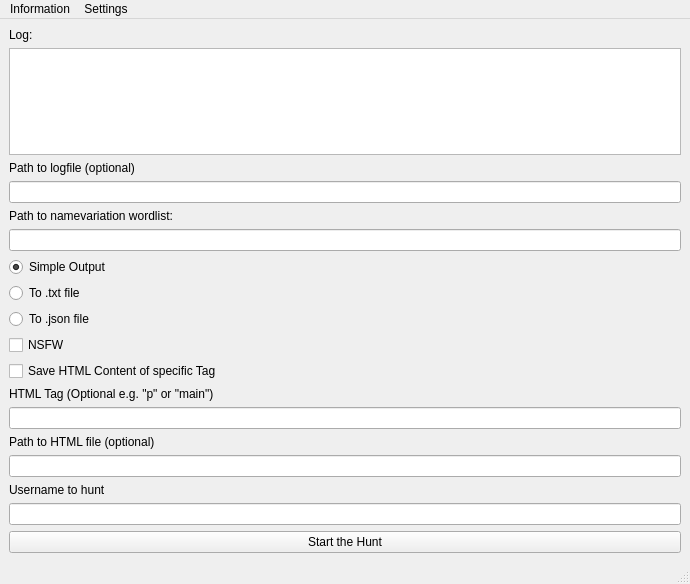
First picture: the form in akumapy.ui, repository PanickingLynx/LookupPy, before the edit.
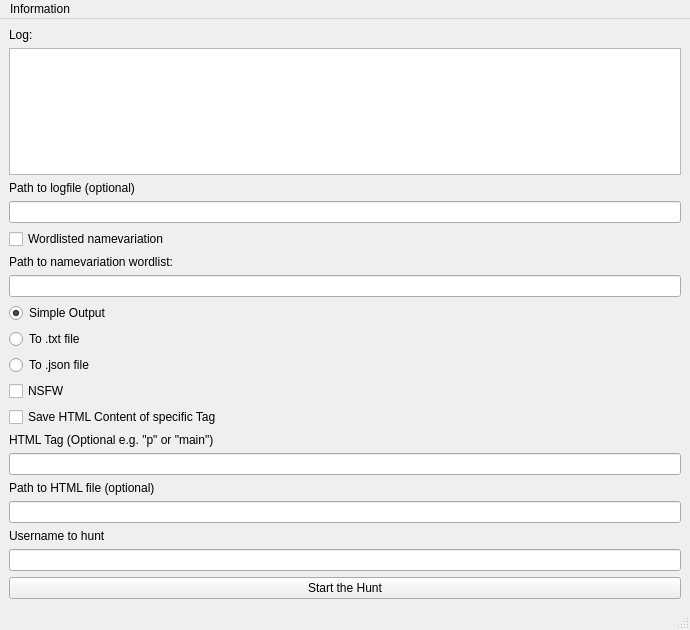
Second picture: the form after the edit.

Patch:
```diff
--- a/akumapy.ui
+++ b/akumapy.ui
@@ -7,7 +7,7 @@
     <x>0</x>
     <y>0</y>
     <width>690</width>
-    <height>584</height>
+    <height>630</height>
    </rect>
   </property>
   <property name="windowTitle">
@@ -29,7 +29,11 @@
      </widget>
     </item>
     <item>
-     <widget class="QTextEdit" name="textEdit"/>
+     <widget class="QTextEdit" name="textEdit">
+      <property name="textInteractionFlags">
+       <set>Qt::TextSelectableByKeyboard|Qt::TextSelectableByMouse</set>
+      </property>
+     </widget>
     </item>
     <item>
      <widget class="QLabel" name="labelForPath">
@@ -51,6 +55,13 @@
       </property>
      </widget>
     </item>
+    <item>
+     <widget class="QCheckBox" name="useNameVar">
+      <property name="text">
+       <string>Wordlisted namevariation</string>
+      </property>
+     </widget>
+    </item>
     <item>
      <widget class="QLabel" name="label_5">
       <property name="text">
@@ -160,13 +171,7 @@
     </property>
     <addaction name="creditsTrigger"/>
    </widget>
-   <widget class="QMenu" name="menuSettings">
-    <property name="title">
-     <string>Settings</string>
-    </property>
-   </widget>
    <addaction name="menuInformation"/>
-   <addaction name="menuSettings"/>
   </widget>
   <widget class="QStatusBar" name="statusbar"/>
   <action name="creditsTrigger">
```
